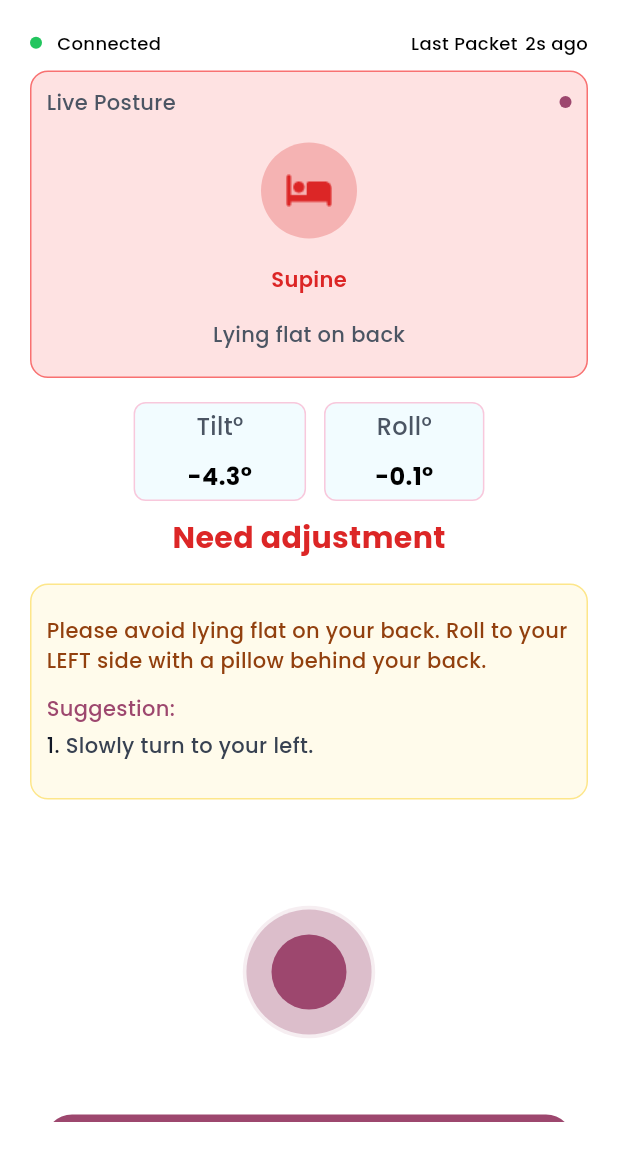
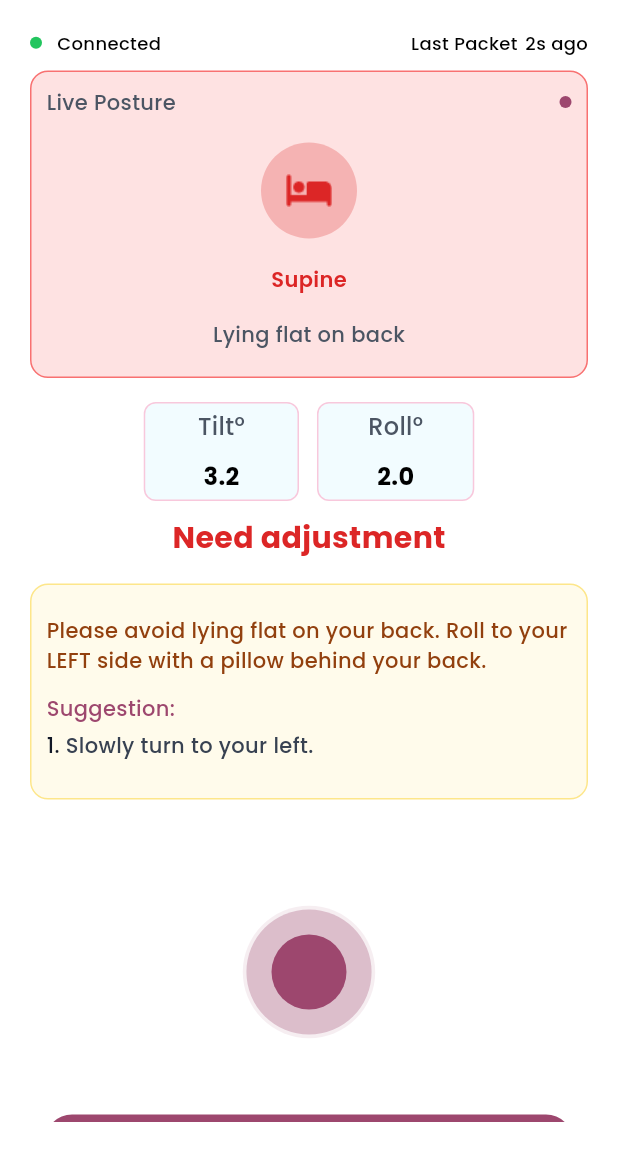
Before and after one commit to Shaown292/smart_fetal_app, a Flutter app: the CheckingPositionView screen opened by its route, after a tap on "Start Again", on a phone screen of 412 x 824 dp, the part 84-1236 px from its top. Run offline on Flutter 3.47's test engine with Material 3 defaults, Android fonts, the phone set to English and light mode, and no system bars; our stand-ins replace get, google_fonts.

```diff
--- /dev/null
+++ b/lib/app/model/parental_belt_data.dart
@@ -0,0 +1,29 @@
+import 'dart:convert';
+
+class PrenatalBeltData {
+  final int timestamp;
+  final double heartRate;
+  final double spo2;
+  final double dieTemp;
+
+  PrenatalBeltData({
+    required this.timestamp,
+    required this.heartRate,
+    required this.spo2,
+    required this.dieTemp,
+  });
+
+  factory PrenatalBeltData.fromJson(Map<String, dynamic> json) {
+    return PrenatalBeltData(
+      timestamp: json['timestamp'] ?? 0,
+      heartRate: (json['biosignals']?['heart_rate_bpm'] ?? 0).toDouble(),
+      spo2: (json['biosignals']?['spo2_pct'] ?? 0).toDouble(),
+      dieTemp: (json['biosignals']?['die_temp_c'] ?? 0).toDouble(),
+    );
+  }
+
+  static List<PrenatalBeltData> listFromJson(String jsonString) {
+    final List<dynamic> data = jsonDecode(jsonString);
+    return data.map((e) => PrenatalBeltData.fromJson(e)).toList();
+  }
+}
--- a/lib/app/modules/checking_position/controllers/checking_position_controller.dart
+++ b/lib/app/modules/checking_position/controllers/checking_position_controller.dart
@@ -1,5 +1,10 @@
+import 'dart:async';
+
 import 'package:flutter/animation.dart';
+import 'package:flutter/services.dart';
 import 'package:get/get.dart';
+
+import '../../../model/parental_belt_data.dart';
 
 class CheckingPositionController extends GetxController with GetTickerProviderStateMixin{
   late AnimationController ripple1;
@@ -7,10 +12,53 @@ class CheckingPositionController extends GetxController with GetTickerProviderSt
   RxBool triggerAnimation = false.obs;
   RxBool updateChanges = false.obs;
 
+  RxList<PrenatalBeltData> dataList = <PrenatalBeltData>[].obs;
+  RxBool isLoading = false.obs;
+
+  Timer? _timer;
+
+  Future<void> loadLocalJson() async {
+    try {
+      isLoading.value = true;
+      final jsonString =
+      await rootBundle.loadString('assets/data/prenatal_belt_dummy_array.json');
+      final parsed = PrenatalBeltData.listFromJson(jsonString);
+      dataList.assignAll(parsed);
+      print('✅ Loaded ${dataList.length} records from local JSON');
+    } catch (e) {
+      print('❌ Error loading JSON: $e');
+    } finally {
+      isLoading.value = false;
+    }
+  }
+
+
+  // Reactive tilt/rotation
+  var imuA = TiltRotation(pitch: 3.2, roll: 2.0, yaw: 0.6).obs;
+  var imuB = TiltRotation(pitch: 0.1, roll: 2, yaw: 0).obs;
+
+  // Update function with new values
+  void updateImuA(double pitch, double roll, double yaw) {
+    imuA.update((val) {
+      val!.pitch = pitch;
+      val.roll = roll;
+      val.yaw = yaw;
+    });
+  }
+
+  void updateImuB(double pitch, double roll, double yaw) {
+    imuB.update((val) {
+      val!.pitch = pitch;
+      val.roll = roll;
+      val.yaw = yaw;
+    });
+  }
+
+
   @override
   void onInit() {
     super.onInit();
-
+    loadLocalJson();
     ripple1 = AnimationController(
       vsync: this,
       duration: const Duration(seconds: 2),
@@ -30,9 +78,18 @@ class CheckingPositionController extends GetxController with GetTickerProviderSt
 
   @override
   void onClose() {
+    _timer?.cancel();
     ripple1.dispose();
     ripple2.dispose();
 
     super.onClose();
   }
 }
+
+class TiltRotation {
+  double pitch;
+  double roll;
+  double yaw;
+
+  TiltRotation({required this.pitch, required this.roll, required this.yaw});
+}
--- a/lib/app/modules/checking_position/views/checking_position_view.dart
+++ b/lib/app/modules/checking_position/views/checking_position_view.dart
@@ -270,14 +270,14 @@ class CheckingPositionView extends GetView<CheckingPositionController> {
                           ),
                         ),
                         const SizedBox(height: 10),
-                        Text(
-                          "-4.3°",
+                      Obx(()=>   Text(
+                        controller.imuA.value.pitch.toString(),
                         style: GoogleFonts.poppins(
                           fontWeight: FontWeight.w700,
                           fontSize: 16,
                           color: Colors.black,
                         ),
-                        ),
+                      ),),
                       ],
                     ),
                   ),
@@ -304,14 +304,14 @@ class CheckingPositionView extends GetView<CheckingPositionController> {
                             ),
                           ),
                           const SizedBox(height: 10),
-                          Text(
-                            "-0.1°",
+                       Obx(()=>    Text(
+                         controller.imuA.value.roll.toString(),
                          style: GoogleFonts.poppins(
                            fontWeight: FontWeight.w700,
                            fontSize: 16,
                            color: Colors.black,
                          ),
-                          ),
+                       ),),
                         ],
                       ),
                     ),
@@ -325,6 +325,7 @@ class CheckingPositionView extends GetView<CheckingPositionController> {
                    fontWeight: FontWeight.w700,
                    fontSize: 20,
                    color:controller.updateChanges.value? Color(0xFF3C8B40):  Color(0xFFDC2626),
+
                  ),
                ),),
               SizedBox(height: 16),
@@ -408,6 +409,8 @@ class CheckingPositionView extends GetView<CheckingPositionController> {
                   Future.delayed(const Duration(seconds: 5), () {
                     controller.updateChanges.value = !controller.updateChanges.value;
                     controller.triggerAnimation.value = false;
+                    controller.updateImuA(5.5, 10.2, 1.0);
+                    controller.updateImuB(-3.0, 7.0, 1.0);
                   });
                 },
               ),
--- a/lib/app/modules/home/controllers/home_controller.dart
+++ b/lib/app/modules/home/controllers/home_controller.dart
@@ -1,6 +1,5 @@
 import 'package:flutter/animation.dart';
 import 'package:get/get.dart';
-import 'package:smart_fetal_app/app/routes/app_pages.dart';
 
 class HomeController extends GetxController with GetTickerProviderStateMixin {
   late AnimationController ripple1;
--- a/pubspec.yaml
+++ b/pubspec.yaml
@@ -77,6 +77,7 @@ flutter:
   # To add assets to your application, add an assets section, like this:
   assets:
     - assets/images/
+    - assets/data/
   #   - images/a_dot_ham.jpeg
 
   # An image asset can refer to one or more resolution-specific "variants", see
```
Also changed, not shown: assets/data/parental_belt.json (added, +7 -0 lines), 3 other files. Lines whose indentation alone changed are shown as unchanged.
